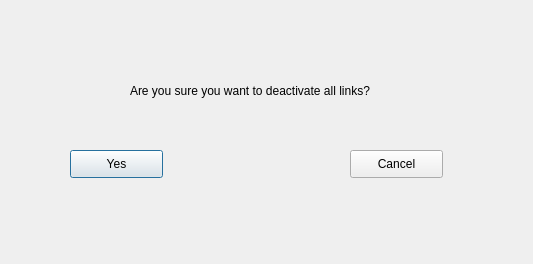
Before: the Qt Designer form GUI/SymposiumGui/activenonlink.ui in RickZack/Symposium, drawn with Qt 5.
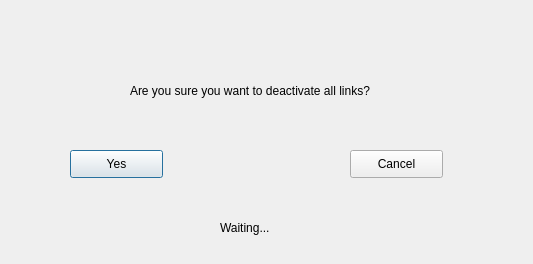
After: the same form once the commit is applied.

Patch:
```diff
--- a/GUI/SymposiumGui/activenonlink.ui
+++ b/GUI/SymposiumGui/activenonlink.ui
@@ -52,6 +52,32 @@
     <string>Cancel</string>
    </property>
   </widget>
+  <widget class="QLabel" name="gif">
+   <property name="geometry">
+    <rect>
+     <x>130</x>
+     <y>200</y>
+     <width>55</width>
+     <height>51</height>
+    </rect>
+   </property>
+   <property name="text">
+    <string/>
+   </property>
+  </widget>
+  <widget class="QLabel" name="waiting">
+   <property name="geometry">
+    <rect>
+     <x>220</x>
+     <y>220</y>
+     <width>201</width>
+     <height>16</height>
+    </rect>
+   </property>
+   <property name="text">
+    <string>Waiting...</string>
+   </property>
+  </widget>
  </widget>
  <resources/>
  <connections/>
```
Left out of the diff: 4 changed lines with no effect on the pictures.
